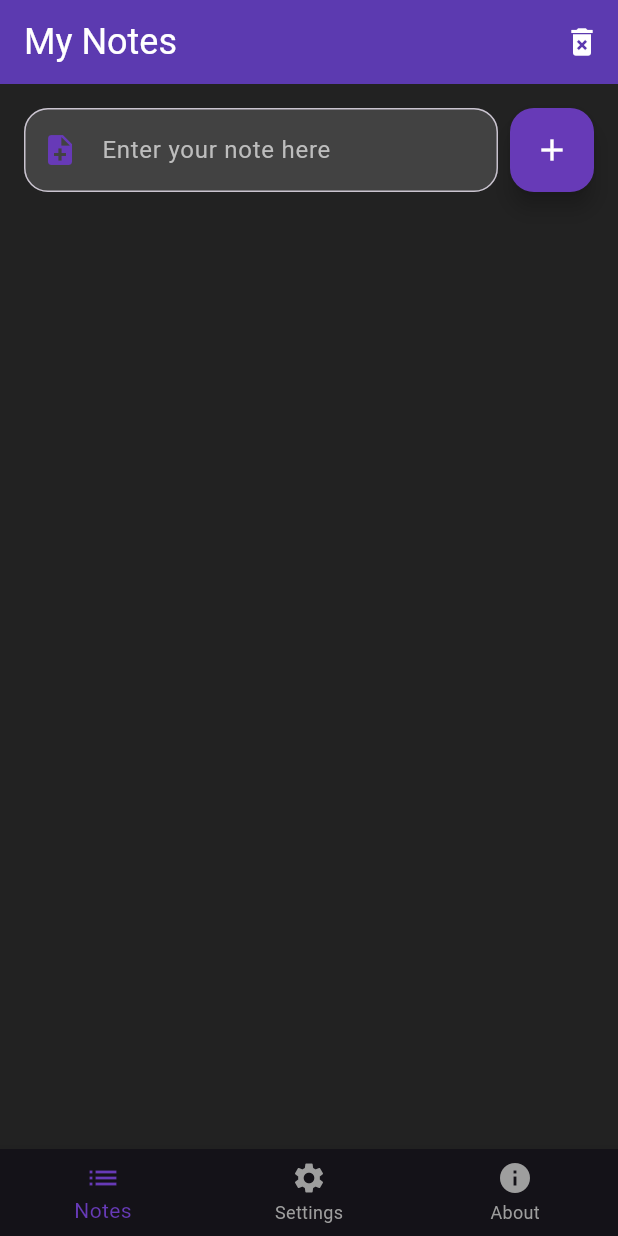
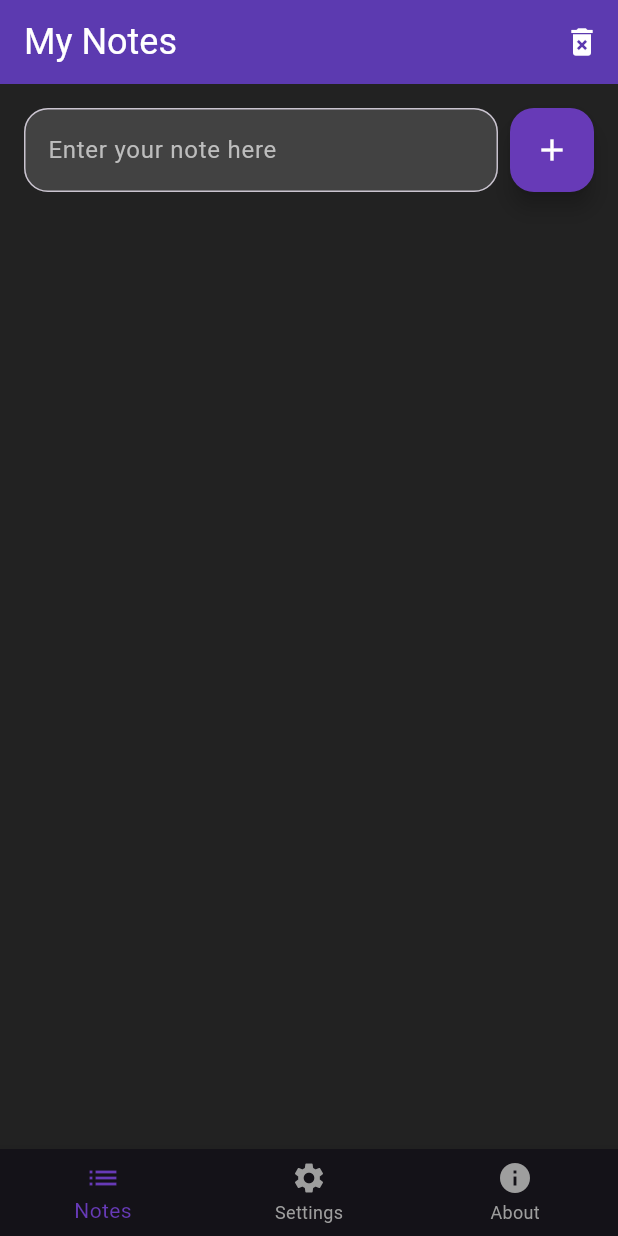
Before and after one commit to angrezichatterbox/Flutter-Resolve, a Flutter app: the screen it shows after launch, on a phone screen of 412 x 824 dp. Run offline on Flutter 3.47's test engine with Material 3 defaults, Android fonts, the phone set to English and light mode, and no system bars.

Commit message:
feat:Added the second bug

```diff
--- a/lib/note_list_screen..dart
+++ b/lib/note_list_screen..dart
@@ -97,7 +97,6 @@
                   controller: noteControllerText,
                   decoration: const InputDecoration(
                     hintText: 'Enter your note here',
-                    prefixIcon: Icon(Icons.note_add, color: Colors.deepPurple),
                   ),
                   style: TextStyle(color: Colors.white),
                 ),
```
